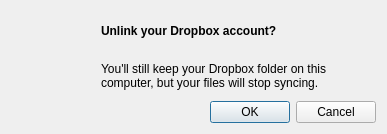
Before: the Qt Designer form maestral_qt/resources/unlink_dialog.ui in samschott/maestral-qt, drawn with Qt 5.
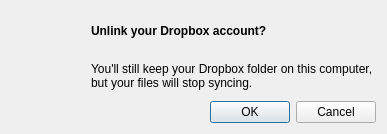
After: the same form once the commit is applied. Custom widgets are drawn as their Qt base class.

Commit message: reduce dialog icon size

Diff of the .ui file:
```diff
--- a/maestral_qt/resources/unlink_dialog.ui
+++ b/maestral_qt/resources/unlink_dialog.ui
@@ -34,14 +34,14 @@
     <widget class="QLabel" name="iconLabel">
      <property name="minimumSize">
       <size>
-       <width>70</width>
-       <height>70</height>
+       <width>60</width>
+       <height>60</height>
       </size>
      </property>
      <property name="maximumSize">
       <size>
-       <width>70</width>
-       <height>70</height>
+       <width>60</width>
+       <height>60</height>
       </size>
      </property>
      <property name="text">
```
